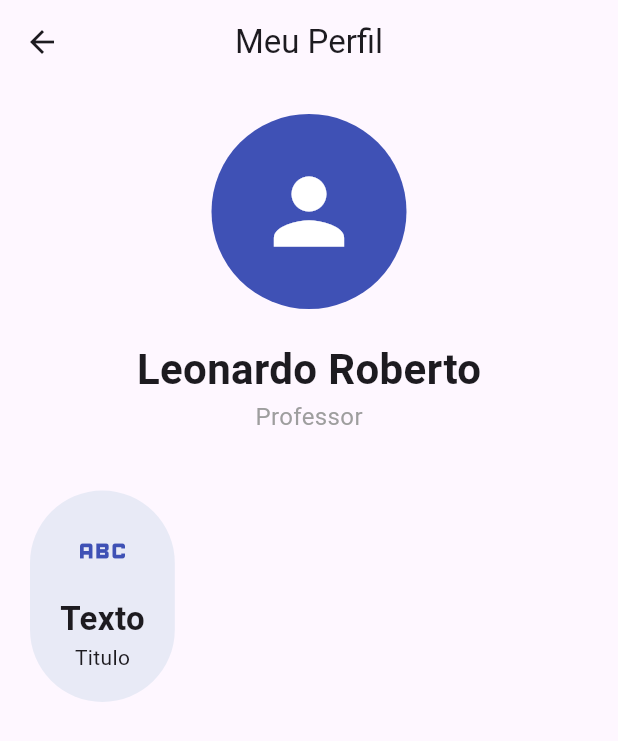
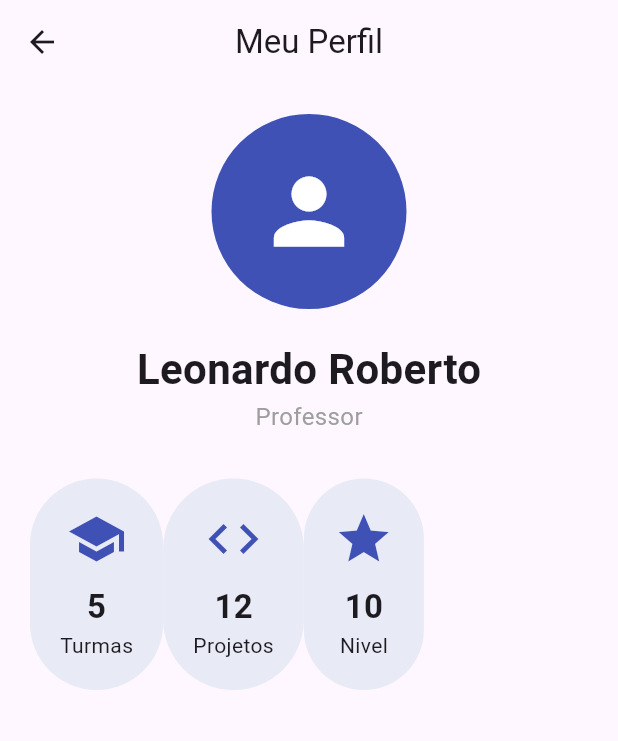
Before and after one commit to Pinbolim/programacao-mobile, a Flutter app: the Aula03 screen opened by its route, on a phone screen of 412 x 824 dp. Shown: the top 741 px of the screen. Run offline on Flutter 3.47's test engine with Material 3 defaults, Android fonts, the phone set to English and light mode, and no system bars.

Commit message:
Criando funcao para montagem visual

```diff
--- a/lib/Paginas/aula03.dart
+++ b/lib/Paginas/aula03.dart
@@ -5,6 +5,38 @@ class Aula03 extends StatelessWidget {
 
   @override
   Widget build(BuildContext context) {
+    Widget _criarInfo({
+      required IconData icone,
+      required String titulo,
+      required String texto,
+    }) {
+      return Container(
+        padding: EdgeInsets.all(20),
+        decoration: BoxDecoration(
+          color: Colors.indigo.shade50,
+          borderRadius: BorderRadius.circular(50),
+        ),
+        child: Column(
+          children: [
+            Icon(
+              icone,
+              size: 40,
+              color: Colors.indigo,
+            ),
+            const SizedBox(height: 10),
+            Text(
+             texto,
+              style: TextStyle(
+                fontSize: 22,
+                fontWeight: FontWeight.bold,
+              ),
+            ),
+            Text(titulo),
+          ],
+        ),
+      );
+    }
+
     return Scaffold(
       appBar: AppBar(
         title: const Text("Meu Perfil"),
@@ -48,35 +80,13 @@ class Aula03 extends StatelessWidget {
                   color: Colors.grey,
                 ),
               ),
-              const SizedBox(height: 38),
+              const SizedBox(height: 30),
               // Dispor elementos em linha
               Row(
                 children: [
-                  Container(
-                    padding: EdgeInsets.all(20),
-                    decoration: BoxDecoration(
-                      color: Colors.indigo.shade50,
-                      borderRadius: BorderRadius.circular(50),
-                    ),
-                    child: const Column(
-                      children: [
-                        Icon(
-                          Icons.abc,
-                          size: 40,
-                          color: Colors.indigo,
-                        ),
-                        const SizedBox(height: 10),
-                        Text(
-                          "Texto",
-                          style: TextStyle(
-                            fontSize: 22,
-                            fontWeight: FontWeight.bold,
-                          ),
-                        ),
-                        Text("Titulo"),
-                      ],
-                    ),
-                  )
+                  _criarInfo(icone: Icons.school, titulo: "Turmas", texto: "5"),
+                  _criarInfo(icone: Icons.code, titulo: "Projetos", texto: "12"),
+                  _criarInfo(icone: Icons.star, titulo: "Nivel", texto: "10"),
                 ],
               ),
             ],
```
